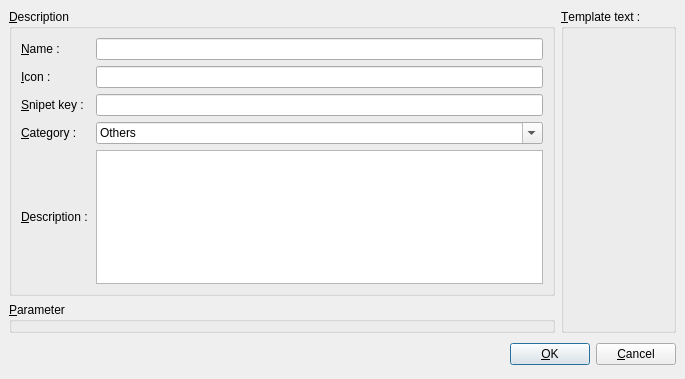
Above: xinx/ui/snipetproperty.ui from phoenix741/xinx before the change. Below: the same form after it.
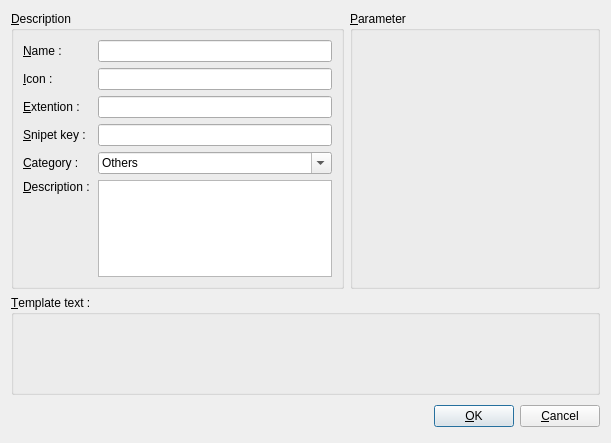
That is the form after the change. Icons and pictures are not drawn.

The edit to the form file:
```diff
--- a/xinx/ui/snipetproperty.ui
+++ b/xinx/ui/snipetproperty.ui
@@ -5,90 +5,39 @@
    <rect>
     <x>0</x>
     <y>0</y>
-    <width>685</width>
-    <height>379</height>
+    <width>611</width>
+    <height>443</height>
    </rect>
   </property>
   <property name="windowTitle" >
    <string>Template property</string>
   </property>
   <layout class="QGridLayout" >
-   <property name="margin" >
-    <number>9</number>
-   </property>
-   <property name="spacing" >
-    <number>6</number>
-   </property>
-   <item rowspan="2" row="0" column="1" >
-    <widget class="QGroupBox" name="m_templateGroupBox" >
-     <property name="title" >
-      <string>&amp;Template text :</string>
-     </property>
-    </widget>
-   </item>
-   <item row="2" column="0" colspan="2" >
-    <layout class="QHBoxLayout" >
-     <property name="margin" >
-      <number>0</number>
-     </property>
-     <property name="spacing" >
-      <number>6</number>
-     </property>
-     <item>
-      <spacer>
-       <property name="orientation" >
-        <enum>Qt::Horizontal</enum>
-       </property>
-       <property name="sizeHint" >
-        <size>
-         <width>131</width>
-         <height>31</height>
-        </size>
-       </property>
-      </spacer>
-     </item>
-     <item>
-      <widget class="QPushButton" name="okButton" >
-       <property name="text" >
-        <string>&amp;OK</string>
-       </property>
-       <property name="icon" >
-        <iconset resource="../application.qrc" >:/images/button_ok.png</iconset>
-       </property>
-      </widget>
-     </item>
-     <item>
-      <widget class="QPushButton" name="cancelButton" >
-       <property name="text" >
-        <string>&amp;Cancel</string>
-       </property>
-       <property name="icon" >
-        <iconset resource="../application.qrc" >:/images/button_cancel.png</iconset>
-       </property>
-      </widget>
-     </item>
-    </layout>
-   </item>
-   <item row="1" column="0" >
-    <widget class="QGroupBox" name="m_paramGroupBox" >
-     <property name="title" >
-      <string>&amp;Parameter</string>
-     </property>
-    </widget>
-   </item>
    <item row="0" column="0" >
     <widget class="QGroupBox" name="groupBox" >
      <property name="title" >
       <string>&amp;Description</string>
      </property>
      <layout class="QGridLayout" >
-      <property name="margin" >
+      <property name="leftMargin" >
        <number>9</number>
       </property>
-      <property name="spacing" >
+      <property name="topMargin" >
+       <number>9</number>
+      </property>
+      <property name="rightMargin" >
+       <number>9</number>
+      </property>
+      <property name="bottomMargin" >
+       <number>9</number>
+      </property>
+      <property name="horizontalSpacing" >
        <number>6</number>
       </property>
-      <item row="3" column="0" >
+      <property name="verticalSpacing" >
+       <number>6</number>
+      </property>
+      <item row="4" column="0" >
        <widget class="QLabel" name="label_4" >
         <property name="text" >
          <string>&amp;Category :</string>
@@ -118,13 +67,13 @@
         </property>
        </widget>
       </item>
-      <item row="4" column="2" >
+      <item row="5" column="2" >
        <widget class="QTextEdit" name="m_descriptionTextEdit" />
       </item>
       <item row="1" column="2" >
        <widget class="QLineEdit" name="m_iconLineEdit" />
       </item>
-      <item row="3" column="2" >
+      <item row="4" column="2" >
        <widget class="QComboBox" name="m_categoryComboBox" >
         <property name="editable" >
          <bool>true</bool>
@@ -136,11 +85,14 @@
         </item>
        </widget>
       </item>
-      <item row="4" column="0" colspan="2" >
+      <item row="5" column="0" colspan="2" >
        <widget class="QLabel" name="label_3" >
         <property name="text" >
          <string>&amp;Description :</string>
         </property>
+        <property name="alignment" >
+         <set>Qt::AlignLeading|Qt::AlignLeft|Qt::AlignTop</set>
+        </property>
         <property name="buddy" >
          <cstring>m_descriptionTextEdit</cstring>
         </property>
@@ -149,10 +101,10 @@
       <item row="0" column="2" >
        <widget class="QLineEdit" name="m_nameLineEdit" />
       </item>
-      <item row="2" column="2" >
+      <item row="3" column="2" >
        <widget class="QLineEdit" name="m_keyLineEdit" />
       </item>
-      <item row="2" column="0" >
+      <item row="3" column="0" >
        <widget class="QLabel" name="label_5" >
         <property name="text" >
          <string>&amp;Snipet key :</string>
@@ -162,9 +114,106 @@
         </property>
        </widget>
       </item>
+      <item row="2" column="0" >
+       <widget class="QLabel" name="label_6" >
+        <property name="text" >
+         <string>&amp;Extention :</string>
+        </property>
+        <property name="buddy" >
+         <cstring>m_extLineEdit</cstring>
+        </property>
+       </widget>
+      </item>
+      <item row="2" column="2" >
+       <widget class="QLineEdit" name="m_extLineEdit" />
+      </item>
      </layout>
     </widget>
    </item>
+   <item row="0" column="1" >
+    <widget class="QGroupBox" name="m_paramGroupBox" >
+     <property name="minimumSize" >
+      <size>
+       <width>250</width>
+       <height>0</height>
+      </size>
+     </property>
+     <property name="title" >
+      <string>&amp;Parameter</string>
+     </property>
+    </widget>
+   </item>
+   <item row="1" column="0" colspan="2" >
+    <widget class="QGroupBox" name="m_templateGroupBox" >
+     <property name="sizePolicy" >
+      <sizepolicy vsizetype="Minimum" hsizetype="Preferred" >
+       <horstretch>0</horstretch>
+       <verstretch>0</verstretch>
+      </sizepolicy>
+     </property>
+     <property name="minimumSize" >
+      <size>
+       <width>0</width>
+       <height>100</height>
+      </size>
+     </property>
+     <property name="title" >
+      <string>&amp;Template text :</string>
+     </property>
+    </widget>
+   </item>
+   <item row="2" column="0" colspan="2" >
+    <layout class="QHBoxLayout" >
+     <property name="spacing" >
+      <number>6</number>
+     </property>
+     <property name="leftMargin" >
+      <number>0</number>
+     </property>
+     <property name="topMargin" >
+      <number>0</number>
+     </property>
+     <property name="rightMargin" >
+      <number>0</number>
+     </property>
+     <property name="bottomMargin" >
+      <number>0</number>
+     </property>
+     <item>
+      <spacer>
+       <property name="orientation" >
+        <enum>Qt::Horizontal</enum>
+       </property>
+       <property name="sizeHint" >
+        <size>
+         <width>131</width>
+         <height>31</height>
+        </size>
+       </property>
+      </spacer>
+     </item>
+     <item>
+      <widget class="QPushButton" name="okButton" >
+       <property name="text" >
+        <string>&amp;OK</string>
+       </property>
+       <property name="icon" >
+        <iconset resource="../application.qrc" >:/images/button_ok.png</iconset>
+       </property>
+      </widget>
+     </item>
+     <item>
+      <widget class="QPushButton" name="cancelButton" >
+       <property name="text" >
+        <string>&amp;Cancel</string>
+       </property>
+       <property name="icon" >
+        <iconset resource="../application.qrc" >:/images/button_cancel.png</iconset>
+       </property>
+      </widget>
+     </item>
+    </layout>
+   </item>
   </layout>
  </widget>
  <tabstops>
```
